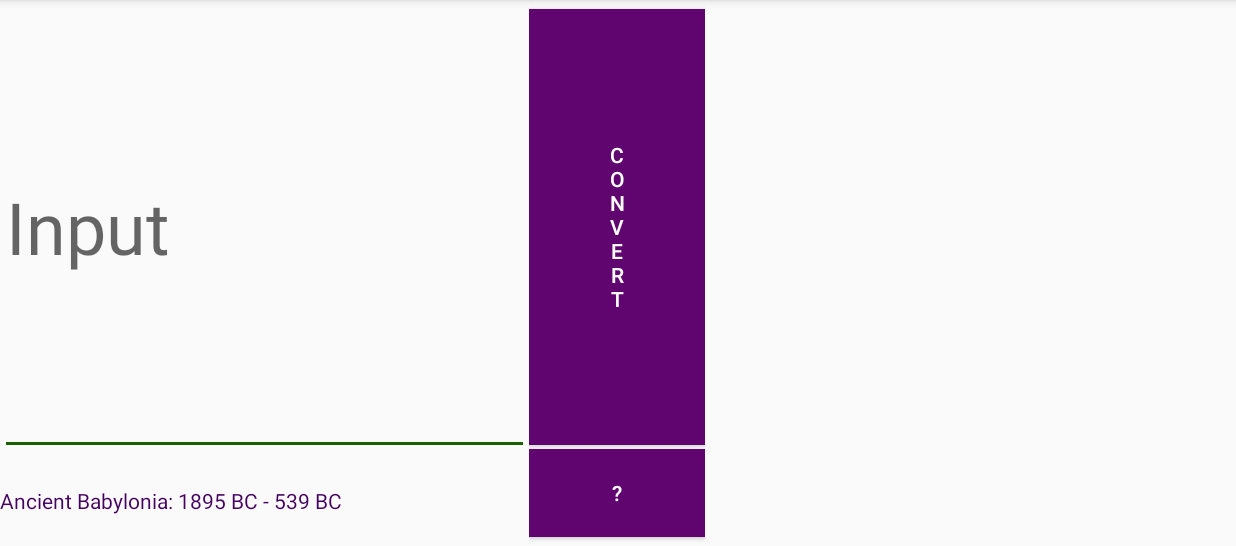
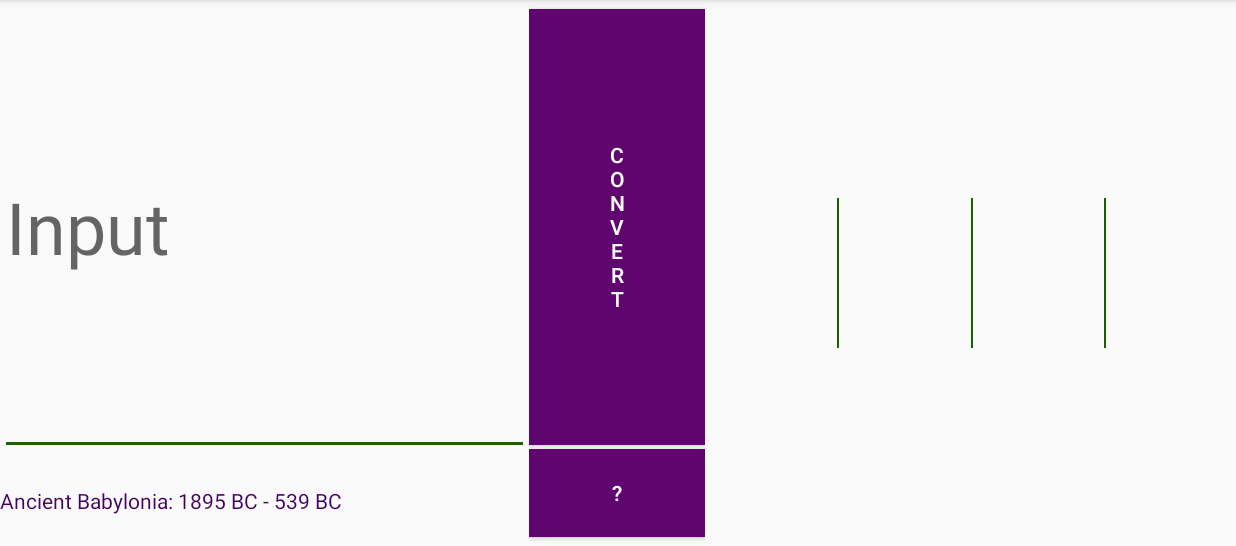
Before and after one commit to TomEddy/AncientNumbers, an Android app: the screen it shows after launch (MainActivity), in the options menu, after a tap on "Babylonian", on a phone screen of 824 x 412 dp (held sideways), the part 72-618 px from its top. Run offline under Robolectric (Android 15) with nearby library versions, the phone set to English and light mode, and no system bars.

Commit message:
Day 9
Added Babylonian conversion for numbers up to 12959999. Improved visuals
for babylonian and egyptian converters. Sorted menu items
alphabetically.

```diff
--- a/app/src/main/java/ancientnumbers/eddytom/com/ancientnumbers/Bab_Converter.java
+++ b/app/src/main/java/ancientnumbers/eddytom/com/ancientnumbers/Bab_Converter.java
@@ -61,17 +61,19 @@ public class Bab_Converter extends AppCompatActivity {
         if (num >= level * 10) {
             while (num >= level * 10) {
                 tens_counter++;
-                num = num - level * 10;
+                num = num - (level * 10);
             }
-            nodeList.get(1).setVisibility(View.VISIBLE);
-            nodeList.get(1).setImageResource(image_Resources_Tens.get(tens_counter - 1));
+            nodeList.get((2*tier)+1).setVisibility(View.VISIBLE);
+            nodeList.get((2*tier)+1).setImageResource(image_Resources_Tens.get(tens_counter - 1));
         }
-        while (num >= level) {
-            one_counter++;
-            num = num - level;
+        if(num >= level) {
+            while (num >= level) {
+                one_counter++;
+                num = num - level;
+            }
+            nodeList.get(2 * tier).setVisibility(View.VISIBLE);
+            nodeList.get(2 * tier).setImageResource(image_Resources_Ones.get(one_counter - 1));
         }
-        nodeList.get(0).setVisibility(View.VISIBLE);
-        nodeList.get(0).setImageResource(image_Resources_Ones.get(one_counter - 1));
         return num;
     }
 
--- a/app/src/main/java/ancientnumbers/eddytom/com/ancientnumbers/Egyptian_Converter.java
+++ b/app/src/main/java/ancientnumbers/eddytom/com/ancientnumbers/Egyptian_Converter.java
@@ -14,7 +14,7 @@ public class Egyptian_Converter extends AppCompatActivity {
         nodeList = n;
     }
     private int tier(int num, int tier) {
-        boolean lineBalance = false;
+        //boolean lineBalance = false;
         int level = 1;
         int counter = 0;
         for (int i = 0; i < tier; i++) {
@@ -26,16 +26,17 @@ public class Egyptian_Converter extends AppCompatActivity {
                 nodeList.get(counter).setVisibility(View.VISIBLE);
                 counter = counter + 1;
                 num = num - level;
-            } else if (!lineBalance && counter!= 3 && counter !=6) {
+            } /*else if (!lineBalance && counter!= 3 && counter !=6) {
                 nodeList.get(counter).setVisibility(View.GONE);
                 counter = counter + 1;
-                if (counter == 3 || counter == 6) {
+                if (counter == 4 || counter == 6) {
                     lineBalance = true;
                 }
-            } else {
+
+            }*/ else {
                 nodeList.get(counter).setVisibility(View.INVISIBLE);
                 counter = counter + 1;
-                lineBalance = true;
+                //lineBalance = true;
             }
         }
         return num;
--- a/app/src/main/java/ancientnumbers/eddytom/com/ancientnumbers/MainActivity.java
+++ b/app/src/main/java/ancientnumbers/eddytom/com/ancientnumbers/MainActivity.java
@@ -31,7 +31,7 @@ public class MainActivity extends AppCompatActivity {
     ImageView er211, er212,er213,er221,er222,er223,er231,er232,er233;
     ImageView er311, er312,er313,er321,er322,er323,er331,er332,er333;
     ImageView er411, er412,er413,er421,er422,er423,er431,er432,er433;
-    ImageView bab1,bab10;
+    ImageView bab1,bab10,bab1_2,bab10_2,bab1_3,bab10_3,bab1_4,bab10_4;
     ArrayList<ImageView> mayan_nodeList, mayan_zeroList, egypt_nodeList, bab_nodelist;
     EditText input;
     TextView civ_detail;
@@ -39,7 +39,7 @@ public class MainActivity extends AppCompatActivity {
     Egyptian_Converter e;
     Mayan_Converter m;
     Bab_Converter b;
-    boolean mayan_on = true, roman_on = false, egypt_on = false, bab_on = false;
+    int current_conv = 1;
 
     @Override
     protected void onCreate(Bundle savedInstanceState) {
@@ -282,9 +282,21 @@ public class MainActivity extends AppCompatActivity {
 
         bab1 = findViewById(R.id.bab_one);
         bab10 = findViewById(R.id.bab_tens);
+        bab1_2 = findViewById(R.id.bab_ones2);
+        bab10_2 = findViewById(R.id.bab_tens2);
+        bab1_3 = findViewById(R.id.bab_ones3);
+        bab10_3 = findViewById(R.id.bab_tens3);
+        bab1_4 = findViewById(R.id.bab_ones4);
+        bab10_4 = findViewById(R.id.bab_tens4);
         bab_nodelist =  new ArrayList<>();
         bab_nodelist.add(bab1);
         bab_nodelist.add(bab10);
+        bab_nodelist.add(bab1_2);
+        bab_nodelist.add(bab10_2);
+        bab_nodelist.add(bab1_3);
+        bab_nodelist.add(bab10_3);
+        bab_nodelist.add(bab1_4);
+        bab_nodelist.add(bab10_4);
 
         //Converter Creation
         m = new Mayan_Converter(mayan_nodeList, mayan_zeroList);
@@ -314,39 +326,39 @@ public class MainActivity extends AppCompatActivity {
                     egypt_nodeList.get(i).setVisibility(View.GONE);
                 }
                 for (int i = 0; i < bab_nodelist.size(); i++) {
-                    bab_nodelist.get(i).setVisibility(View.GONE);
+                    bab_nodelist.get(i).setVisibility(View.INVISIBLE);
                 }
 
                 //Logic gates to chose the converter and set maximums for them.
-                if (mayan_on) {
+                if (current_conv == 1) {
                     if (num < 160000) {
                         m.setNum(num);
                     } else {
-                        Toast.makeText(MainActivity.this, "Please enter a number within 1-159999.", Toast.LENGTH_LONG).show();
+                        Toast.makeText(MainActivity.this, "Please enter a number within 0-159999.", Toast.LENGTH_LONG).show();
                     }
                 }
 
-                if (roman_on) {
-                    if (num <= 1000) {
+                if (current_conv == 2) {
+                    if (num <= 1000 && num != 0) {
                         r.conv_num(num);
                     } else {
                         Toast.makeText(MainActivity.this, "Please enter a number within 1-1000.", Toast.LENGTH_LONG).show();
                     }
                 }
 
-                if (egypt_on) {
-                    if (num <= 9999) {
+                if (current_conv == 3) {
+                    if (num <= 9999 && num != 0) {
                         e.setNum(num);
                     } else {
                         Toast.makeText(MainActivity.this, "Please enter a number within 1-9999.", Toast.LENGTH_LONG).show();
                     }
                 }
 
-                if (bab_on) {
-                    if (num <= 59) {
+                if (current_conv == 4) {
+                    if (num <= 12959999 && num != 0) {
                         b.setNum(num);
                     } else {
-                        Toast.makeText(MainActivity.this, "Please enter a number within 1-59.", Toast.LENGTH_LONG).show();
+                        Toast.makeText(MainActivity.this, "Please enter a number within 1-12959999.", Toast.LENGTH_LONG).show();
                     }
                 }
             }
@@ -357,22 +369,22 @@ public class MainActivity extends AppCompatActivity {
             //Probably should limit to one click or do a warning.
             public void onClick(View view) {
                 Intent browInt;
-                if (mayan_on) {
+                if (current_conv == 1) {
                     browInt = new Intent(Intent.ACTION_VIEW, Uri.parse("https://courses.lumenlearning.com/waymakermath4libarts/chapter/the-mayan-numeral-system/"));
                     startActivity(browInt);
                 }
 
-                if (roman_on) {
+                if (current_conv == 2) {
                     browInt = new Intent(Intent.ACTION_VIEW, Uri.parse("https://www.britannica.com/topic/Roman-numeral"));
                     startActivity(browInt);
                 }
 
-                if(egypt_on){
+                if(current_conv == 3){
                     browInt = new Intent(Intent.ACTION_VIEW, Uri.parse("https://discoveringegypt.com/egyptian-hieroglyphic-writing/egyptian-mathematics-numbers-hieroglyphs/"));
                     startActivity(browInt);
                 }
 
-                if(bab_on){
+                if(current_conv == 4){
                     browInt = new Intent(Intent.ACTION_VIEW, Uri.parse("http://www-history.mcs.st-and.ac.uk/HistTopics/Babylonian_numerals.html"));
                     startActivity(browInt);
                 }
@@ -396,7 +408,7 @@ public class MainActivity extends AppCompatActivity {
 
         //noinspection SimplifiableIfStatement
         if (id == R.id.action_settings_mayan) {
-            if (!mayan_on){
+            if (current_conv != 1){
                 Toast.makeText(MainActivity.this, "Switching to Mayan Converter", Toast.LENGTH_LONG).show();
             output_mayan.setVisibility(View.VISIBLE);
             m1space.setVisibility(View.VISIBLE);
@@ -404,16 +416,13 @@ public class MainActivity extends AppCompatActivity {
             output_roman.setVisibility(View.GONE);
             output_egypt.setVisibility(View.GONE);
             output_bab.setVisibility(View.GONE);
-            mayan_on = true;
-            roman_on = false;
-            egypt_on = false;
-            bab_on = false;
+            current_conv = 1;
             //Fact check needed
             civ_detail.setText("Mayan Civilization: 1800 BC - 1697 AD");
          }
         }
         if (id == R.id.action_settings_roman) {
-            if(!roman_on) {
+            if(current_conv != 2) {
                 Toast.makeText(MainActivity.this, "Switching to Roman Converter", Toast.LENGTH_LONG).show();
                 output_roman.setVisibility(View.VISIBLE);
                 output_mayan.setVisibility(View.GONE);
@@ -421,17 +430,14 @@ public class MainActivity extends AppCompatActivity {
                 m1space.setVisibility(View.GONE);
                 m2space.setVisibility(View.GONE);
                 output_bab.setVisibility(View.GONE);
-                mayan_on = false;
-                egypt_on = false;
-                roman_on = true;
-                bab_on = false;
+                current_conv = 2;
                 //Fact check needed
                 civ_detail.setText("Roman Empire: 753 BC - 1453 AD");
             }
         }
 
         if (id == R.id.action_settings_egypt){
-            if(!egypt_on){
+            if(current_conv != 3){
                 Toast.makeText(MainActivity.this, "Switching to Egyptian Converter", Toast.LENGTH_LONG).show();
                 output_roman.setVisibility(View.GONE);
                 output_mayan.setVisibility(View.GONE);
@@ -439,17 +445,14 @@ public class MainActivity extends AppCompatActivity {
                 m1space.setVisibility(View.GONE);
                 m2space.setVisibility(View.GONE);
                 output_bab.setVisibility(View.GONE);
-                mayan_on = false;
-                bab_on = false;
-                egypt_on = true;
-                roman_on = false;
+                current_conv = 3;
                 //Fact check needed
                 civ_detail.setText("Ancient Egypt: 3100 BC - 30 BC");
             }
         }
 
         if (id == R.id.action_settings_bab){
-            if(!bab_on){
+            if(current_conv != 4){
                 Toast.makeText(MainActivity.this, "Switching to Babylonian Converter", Toast.LENGTH_LONG).show();
                 output_bab.setVisibility(View.VISIBLE);
                 output_roman.setVisibility(View.GONE);
@@ -457,10 +460,7 @@ public class MainActivity extends AppCompatActivity {
                 output_egypt.setVisibility(View.GONE);
                 m1space.setVisibility(View.GONE);
                 m2space.setVisibility(View.GONE);
-                bab_on = true;
-                mayan_on = false;
-                egypt_on = false;
-                roman_on = false;
+                current_conv = 4;
                 //Fact check needed
                 civ_detail.setText("Ancient Babylonia: 1895 BC - 539 BC");
             }
--- a/app/src/main/res/layout/content_main.xml
+++ b/app/src/main/res/layout/content_main.xml
@@ -955,20 +955,21 @@
             android:layout_weight="12"
             android:gravity="center"
             android:orientation="horizontal"
+            android:paddingLeft="30dp"
+            android:paddingRight="30dp"
             android:visibility="gone">
 
             <TableLayout
                 android:id="@+id/thous"
                 android:layout_width="0dp"
                 android:layout_height="200dp"
-                android:layout_weight="1"
+                android:layout_weight="2"
                 android:orientation="vertical">
 
                 <TableRow
                     android:layout_width="match_parent"
                     android:layout_height="0dp"
-                    android:layout_weight="1"
-                    android:paddingBottom="20dp">
+                    android:layout_weight="1">
 
                     <ImageView
                         android:id="@+id/eg4_r11"
@@ -1007,8 +1008,7 @@
                 <TableRow
                     android:layout_width="match_parent"
                     android:layout_height="0dp"
-                    android:layout_weight="1"
-                    android:paddingBottom="20dp">
+                    android:layout_weight="1">
 
                     <ImageView
                         android:id="@+id/eg4_r21"
@@ -1047,8 +1047,7 @@
                 <TableRow
                     android:layout_width="fill_parent"
                     android:layout_height="0dp"
-                    android:layout_weight="1"
-                    android:paddingBottom="20dp">
+                    android:layout_weight="1">
 
                     <ImageView
                         android:id="@+id/eg4_r31"
@@ -1089,7 +1088,7 @@
             <TableLayout
                 android:id="@+id/hunds"
                 android:layout_width="0dp"
-                android:layout_height="200dp"
+                android:layout_height="100dp"
                 android:layout_weight="2"
                 android:orientation="vertical">
 
@@ -1135,8 +1134,7 @@
                 <TableRow
                     android:layout_width="match_parent"
                     android:layout_height="0dp"
-                    android:layout_weight="1"
-                    android:paddingBottom="20dp">
+                    android:layout_weight="1">
 
                     <ImageView
                         android:id="@+id/eg3_r21"
@@ -1173,10 +1171,9 @@
                 </TableRow>
 
                 <TableRow
-                    android:layout_width="fill_parent"
+                    android:layout_width="match_parent"
                     android:layout_height="0dp"
-                    android:layout_weight="1"
-                    android:paddingBottom="20dp">
+                    android:layout_weight="1">
 
                     <ImageView
                         android:id="@+id/eg3_r31"
@@ -1217,15 +1214,14 @@
             <TableLayout
                 android:id="@+id/tens"
                 android:layout_width="0dp"
-                android:layout_height="200dp"
+                android:layout_height="100dp"
                 android:layout_weight="2"
                 android:orientation="vertical">
 
                 <TableRow
                     android:layout_width="match_parent"
                     android:layout_height="0dp"
-                    android:layout_weight="1"
-                    android:paddingBottom="20dp">
+                    android:layout_weight="1">
 
                     <ImageView
                         android:id="@+id/eg2_r11"
@@ -1264,8 +1260,7 @@
                 <TableRow
                     android:layout_width="match_parent"
                     android:layout_height="0dp"
-                    android:layout_weight="1"
-                    android:paddingBottom="20dp">
+                    android:layout_weight="1">
 
                     <ImageView
                         android:id="@+id/eg2_r21"
@@ -1302,10 +1297,9 @@
                 </TableRow>
 
                 <TableRow
-                    android:layout_width="fill_parent"
+                    android:layout_width="match_parent"
                     android:layout_height="0dp"
-                    android:layout_weight="1"
-                    android:paddingBottom="20dp">
+                    android:layout_weight="1">
 
                     <ImageView
                         android:id="@+id/eg2_r31"
@@ -1346,7 +1340,7 @@
             <TableLayout
                 android:id="@+id/ones"
                 android:layout_width="0dp"
-                android:layout_height="200dp"
+                android:layout_height="100dp"
                 android:layout_weight="1"
                 android:orientation="vertical">
 
@@ -1354,7 +1348,7 @@
                     android:layout_width="match_parent"
                     android:layout_height="0dp"
                     android:layout_weight="1"
-                    android:paddingBottom="20dp">
+                    android:padding="5dp">
 
                     <ImageView
                         android:id="@+id/eg_r11"
@@ -1394,7 +1388,7 @@
                     android:layout_width="match_parent"
                     android:layout_height="0dp"
                     android:layout_weight="1"
-                    android:paddingBottom="20dp">
+                    android:padding="5dp">
 
                     <ImageView
                         android:id="@+id/eg_r21"
@@ -1434,7 +1428,7 @@
                     android:layout_width="fill_parent"
                     android:layout_height="0dp"
                     android:layout_weight="1"
-                    android:paddingBottom="20dp">
+                    android:padding="5dp">
 
                     <ImageView
                         android:id="@+id/eg_r31"
@@ -1484,13 +1478,79 @@
 
 
             <ImageView
+                android:id="@+id/bab_tens4"
+                android:layout_width="match_parent"
+                android:layout_height="fill_parent"
+                android:layout_weight="1"
+                android:adjustViewBounds="true"
+                android:scaleType="fitCenter"
+                android:visibility="invisible"
+                app:srcCompat="@drawable/bab_10" />
+
+            <ImageView
+                android:id="@+id/bab_ones4"
+                android:layout_width="match_parent"
+                android:layout_height="fill_parent"
+                android:layout_weight="1"
+                android:adjustViewBounds="true"
+                android:scaleType="fitCenter"
+                android:visibility="invisible"
+                app:srcCompat="@drawable/bab_10" />
+
+            <View style="@style/DividerVertical" />
+
+            <ImageView
+                android:id="@+id/bab_tens3"
+                android:layout_width="match_parent"
+                android:layout_height="fill_parent"
+                android:layout_weight="1"
+                android:adjustViewBounds="true"
+                android:scaleType="fitCenter"
+                android:visibility="invisible"
+                app:srcCompat="@drawable/bab_10" />
+
+            <ImageView
+                android:id="@+id/bab_ones3"
+                android:layout_width="match_parent"
+                android:layout_height="fill_parent"
+                android:layout_weight="1"
+                android:adjustViewBounds="true"
+                android:scaleType="fitCenter"
+                android:visibility="invisible"
+                app:srcCompat="@drawable/bab_10" />
+
+            <View style="@style/DividerVertical" />
+
+            <ImageView
+                android:id="@+id/bab_tens2"
+                android:layout_width="match_parent"
+                android:layout_height="fill_parent"
+                android:layout_weight="1"
+                android:adjustViewBounds="true"
+                android:scaleType="fitCenter"
+                android:visibility="invisible"
+                app:srcCompat="@drawable/bab_10" />
+
+            <ImageView
+                android:id="@+id/bab_ones2"
+                android:layout_width="match_parent"
+                android:layout_height="fill_parent"
+                android:layout_weight="1"
+                android:adjustViewBounds="true"
+                android:scaleType="fitCenter"
+                android:visibility="invisible"
+                app:srcCompat="@drawable/bab_10" />
+
+            <View style="@style/DividerVertical" />
+
+            <ImageView
                 android:id="@+id/bab_tens"
                 android:layout_width="match_parent"
                 android:layout_height="fill_parent"
                 android:layout_weight="1"
                 android:adjustViewBounds="true"
-                android:scaleType="centerInside"
-                android:visibility="gone"
+                android:scaleType="fitCenter"
+                android:visibility="invisible"
                 app:srcCompat="@drawable/bab_10" />
 
             <ImageView
@@ -1499,8 +1559,8 @@
                 android:layout_height="fill_parent"
                 android:layout_weight="1"
                 android:adjustViewBounds="true"
-                android:scaleType="centerInside"
-                android:visibility="gone"
+                android:scaleType="fitCenter"
+                android:visibility="invisible"
                 app:srcCompat="@drawable/bab_1" />
 
         </LinearLayout>
--- a/app/src/main/res/menu/menu_main.xml
+++ b/app/src/main/res/menu/menu_main.xml
@@ -3,7 +3,16 @@
     xmlns:tools="http://schemas.android.com/tools"
     tools:context="ancientnumbers.eddytom.com.ancientnumbers.MainActivity">
 
-
+    <item
+        android:id="@+id/action_settings_bab"
+        android:orderInCategory="100"
+        android:title="@string/babylonian"
+        app:showAsAction="never" />
+    <item
+        android:id="@+id/action_settings_egypt"
+        android:orderInCategory="100"
+        android:title="@string/action_settings_egypt"
+        app:showAsAction="never" />
     <item
         android:id="@+id/action_settings_mayan"
         android:orderInCategory="100"
@@ -14,17 +23,4 @@
     android:orderInCategory="100"
     android:title="@string/action_settings_roman"
     app:showAsAction="never" />
-
-    <item
-        android:id="@+id/action_settings_egypt"
-        android:orderInCategory="100"
-        android:title="@string/action_settings_egypt"
-        app:showAsAction="never" />
-
-    <item
-        android:id="@+id/action_settings_bab"
-        android:orderInCategory="100"
-        android:title="@string/babylonian"
-        app:showAsAction="never" />
-
 </menu>
--- a/app/src/main/res/values/styles.xml
+++ b/app/src/main/res/values/styles.xml
@@ -24,4 +24,10 @@
         <item name="android:background">@color/colorAccent</item>
     </style>
 
+    <style name="DividerVertical">
+        <item name="android:layout_height">100dip</item>
+        <item name="android:layout_width">1dip</item>
+        <item name="android:background">@color/colorAccent</item>
+    </style>
+
 </resources>
```
Also changed, not shown: app/src/main/res/drawable/bab_1.png, app/src/main/res/drawable/bab_10.png, app/src/main/res/drawable/bab_2.png, app/src/main/res/drawable/bab_20.png, app/src/main/res/drawable/bab_3.png, app/src/main/res/drawable/bab_30.png, app/src/main/res/drawable/bab_4.png, app/src/main/res/drawable/bab_40.png, app/src/main/res/drawable/bab_5.png, app/src/main/res/drawable/bab_50.png, app/src/main/res/drawable/bab_6.png, app/src/main/res/drawable/bab_7.png, app/src/main/res/drawable/bab_8.png, app/src/main/res/drawable/bab_9.png. Lines whose indentation alone changed are shown as unchanged.
